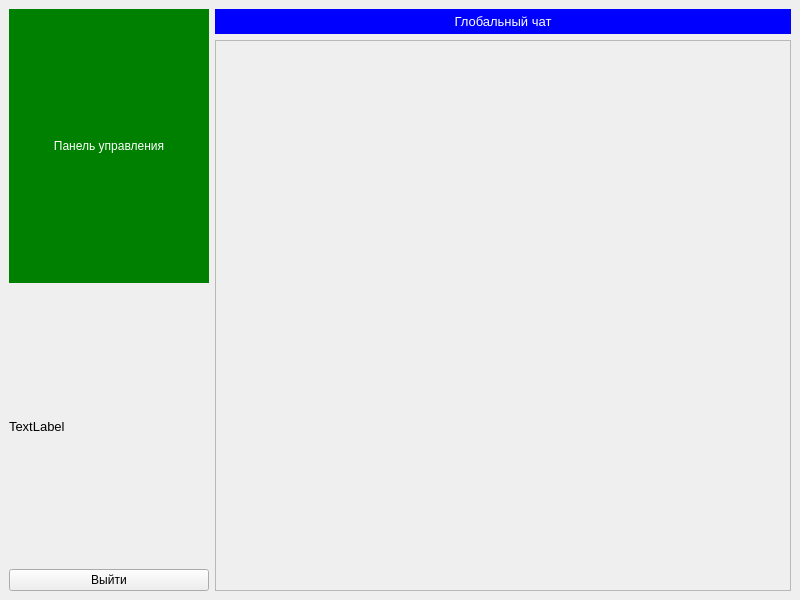
Before: the Qt Designer form window.ui in Georgiy-git/UserChat, drawn with Qt 5.
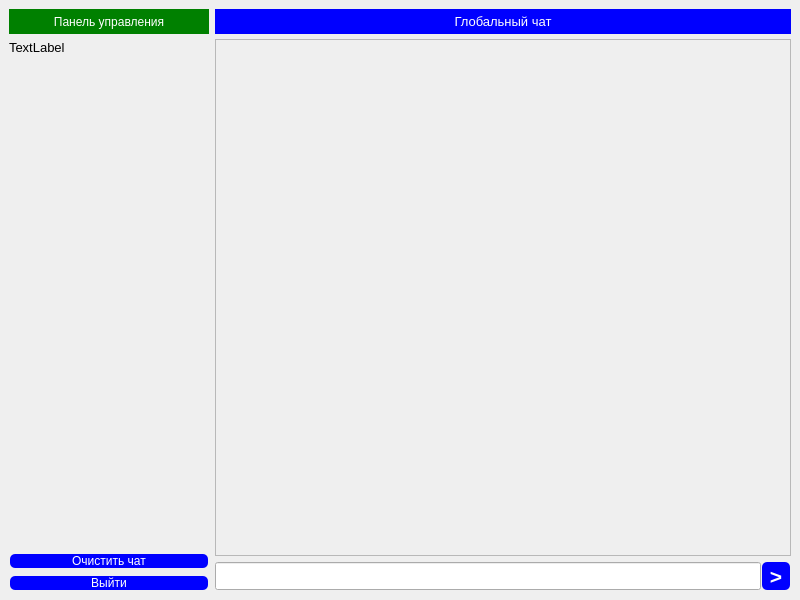
After: the same form once the commit is applied.

Diff of the .ui file:
```diff
--- a/window.ui
+++ b/window.ui
@@ -49,8 +49,58 @@
         </property>
        </widget>
       </item>
+      <item>
+       <spacer name="verticalSpacer">
+        <property name="orientation">
+         <enum>Qt::Orientation::Vertical</enum>
+        </property>
+        <property name="sizeHint" stdset="0">
+         <size>
+          <width>20</width>
+          <height>40</height>
+         </size>
+        </property>
+       </spacer>
+      </item>
+      <item>
+       <widget class="QPushButton" name="pushButton_3">
+        <property name="styleSheet">
+         <string notr="true">QPushButton {
+background-color: blue;
+border: none;
+color: white;
+margin: 1px 1px;
+border-radius: 5px;
+        }
+QPushButton:hover {
+background-color: lightblue;
+        }
+QPushButton:pressed {
+background-color: #21618C;
+        }</string>
+        </property>
+        <property name="text">
+         <string>Очистить чат</string>
+        </property>
+       </widget>
+      </item>
       <item>
        <widget class="QPushButton" name="pushButton">
+        <property name="styleSheet">
+         <string notr="true">QPushButton {
+background-color: blue;
+border: none;
+color: white;
+margin: 1px 1px;
+border-radius: 5px;
+        }
+QPushButton:hover {
+background-color: lightblue;
+        }
+QPushButton:pressed {
+background-color: #21618C;
+        }</string>
+        </property>
         <property name="text">
          <string>Выйти</string>
         </property>
@@ -60,6 +110,9 @@
     </item>
     <item>
      <layout class="QVBoxLayout" name="verticalLayout">
+      <property name="spacing">
+       <number>5</number>
+      </property>
       <item>
        <widget class="QLabel" name="label">
         <property name="minimumSize">
@@ -87,6 +140,30 @@
       </item>
       <item>
        <widget class="QScrollArea" name="scrollArea">
+        <property name="styleSheet">
+         <string notr="true">    QScrollBar:vertical {
+        background-color: lightblue;
+        width: 12px;
+    }
+
+    QScrollBar::handle:vertical {
+        background-color: steelblue;
+        min-height: 20px; 
+        border-radius: 6px;
+    }
+
+    QScrollBar::add-line:vertical {
+        height: 0px;
+        subcontrol-position: bottom;
+        subcontrol-origin: margin;
+    }
+
+    QScrollBar::sub-line:vertical {
+        height: 0 px;
+        subcontrol-position: top;
+        subcontrol-origin: margin;
+    }</string>
+        </property>
         <property name="widgetResizable">
          <bool>true</bool>
         </property>
@@ -96,12 +173,95 @@
            <x>0</x>
            <y>0</y>
            <width>559</width>
-           <height>504</height>
+           <height>471</height>
           </rect>
          </property>
         </widget>
        </widget>
       </item>
+      <item>
+       <layout class="QHBoxLayout" name="horizontalLayout_2">
+        <property name="spacing">
+         <number>0</number>
+        </property>
+        <item>
+         <widget class="QLineEdit" name="lineEdit">
+          <property name="sizePolicy">
+           <sizepolicy hsizetype="Expanding" vsizetype="Minimum">
+            <horstretch>0</horstretch>
+            <verstretch>0</verstretch>
+           </sizepolicy>
+          </property>
+          <property name="minimumSize">
+           <size>
+            <width>0</width>
+            <height>28</height>
+           </size>
+          </property>
+          <property name="maximumSize">
+           <size>
+            <width>16777215</width>
+            <height>28</height>
+           </size>
+          </property>
+          <property name="font">
+           <font>
+            <pointsize>10</pointsize>
+           </font>
+          </property>
+         </widget>
+        </item>
+        <item>
+         <widget class="QPushButton" name="pushButton_2">
+          <property name="enabled">
+           <bool>true</bool>
+          </property>
+          <property name="sizePolicy">
+           <sizepolicy hsizetype="Maximum" vsizetype="Maximum">
+            <horstretch>0</horstretch>
+            <verstretch>0</verstretch>
+           </sizepolicy>
+          </property>
+          <property name="minimumSize">
+           <size>
+            <width>30</width>
+            <height>30</height>
+           </size>
+          </property>
+          <property name="maximumSize">
+           <size>
+            <width>30</width>
+            <height>30</height>
+           </size>
+          </property>
+          <property name="font">
+           <font>
+            <pointsize>16</pointsize>
+            <bold>true</bold>
+           </font>
+          </property>
+          <property name="styleSheet">
+           <string notr="true">QPushButton {
+background-color: blue;
+border: none;
+color: white;
+margin: 1px 1px;
+border-radius: 5px;
+        }
+QPushButton:hover {
+background-color: lightblue;
+        }
+QPushButton:pressed {
+background-color: #21618C;
+        }</string>
+          </property>
+          <property name="text">
+           <string>&gt;</string>
+          </property>
+         </widget>
+        </item>
+       </layout>
+      </item>
      </layout>
     </item>
    </layout>
```
